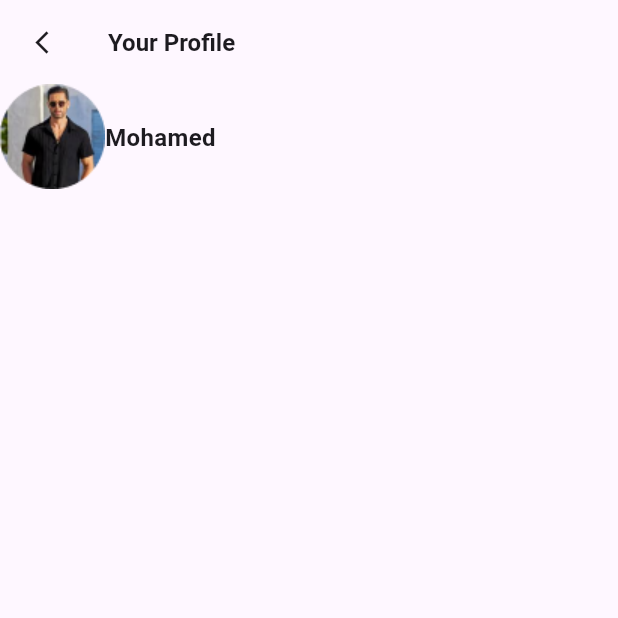
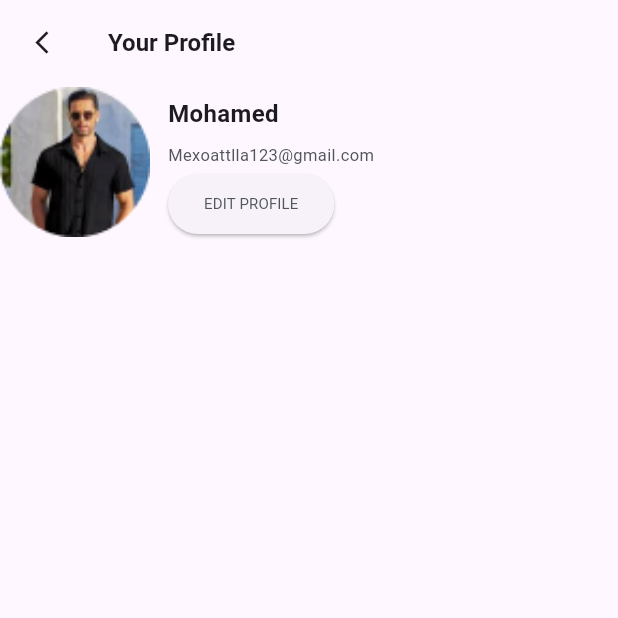
Before and after one commit to Mohamed123-r/clothes_shop, a Flutter app: the AccountView screen opened directly, on a phone screen of 412 x 824 dp, the top half of it. Run offline on Flutter 3.47's test engine with Material 3 defaults, Android fonts, the phone set to English and light mode, and no system bars; our stand-ins replace carousel_slider, easy_splash_screen, flutter_svg, shared_preferences; accounts and stored records are empty.

Commit message:
Add account profile image and edit profile button in AccountView

```diff
--- a/lib/features/profile/presentation/view/account_view.dart
+++ b/lib/features/profile/presentation/view/account_view.dart
@@ -1,7 +1,7 @@
-import 'package:clothes_shop_app/core/utils/styles.dart';
 import 'package:clothes_shop_app/core/widgets/custom_app_bar.dart';
-import 'package:clothes_shop_app/generated/assets.dart';
 import 'package:flutter/material.dart';
+
+import 'widgets/account_section.dart';
 
 class AccountView extends StatelessWidget {
   const AccountView({super.key});
@@ -10,22 +10,8 @@ class AccountView extends StatelessWidget {
   Widget build(BuildContext context) {
     return Scaffold(
         appBar: customAppbar(context, title: 'Your Profile'),
-        body: Column(
-          children: [
-            Row(
-              children: [
-                Image.asset(Assets.imagesCategoriesTest),
-                Column(
-                  children: [
-                    Text(
-                      'Mohamed',
-                      style: Styles.subTitle1Bold,
-                    )
-                  ],
-                )
-              ],
-            )
-          ],
+        body: const Column(
+          children: [AccountSection()],
         ));
   }
 }
--- /dev/null
+++ b/lib/features/profile/presentation/view/widgets/account_section.dart
@@ -0,0 +1,48 @@
+import 'package:clothes_shop_app/constants.dart';
+import 'package:clothes_shop_app/core/utils/styles.dart';
+import 'package:clothes_shop_app/generated/assets.dart';
+import 'package:flutter/material.dart';
+
+class AccountSection extends StatelessWidget {
+  const AccountSection({
+    super.key,
+  });
+
+  @override
+  Widget build(BuildContext context) {
+    return Row(
+      children: [
+        Image.asset(
+          Assets.imagesCategoriesTest,
+          fit: BoxFit.fill,
+          width: 100,
+          height: 100,
+        ),
+        const SizedBox(
+          width: 12,
+        ),
+        Column(
+          crossAxisAlignment: CrossAxisAlignment.start,
+          children: [
+            const Text(
+              'Mohamed',
+              style: Styles.subTitle1Bold,
+            ),
+            Text(
+              'Mexoattlla123@gmail.com',
+              style: Styles.caption1Regular
+                  .copyWith(color: kDarkGreyColor),
+            ),
+            ElevatedButton(
+                onPressed: () {},
+                child: Text(
+                  'EDIT PROFILE',
+                  style: Styles.caption2Regular
+                      .copyWith(color: kDarkGreyColor),
+                ))
+          ],
+        )
+      ],
+    );
+  }
+}
```
